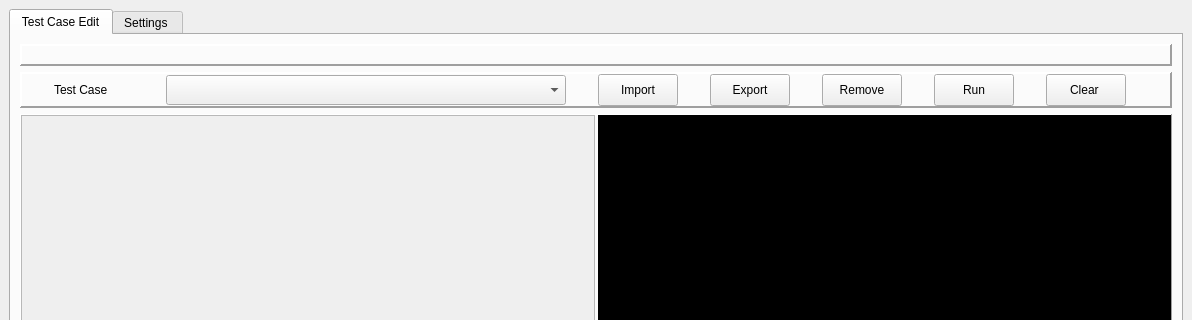
Before: the Qt Designer form UI/main.ui in thanggtrann12/AutomationGui, drawn with Qt 5; both pictures show x 0 to 1192 and y 0 to 320 of the 1192 by 768 pixel window.
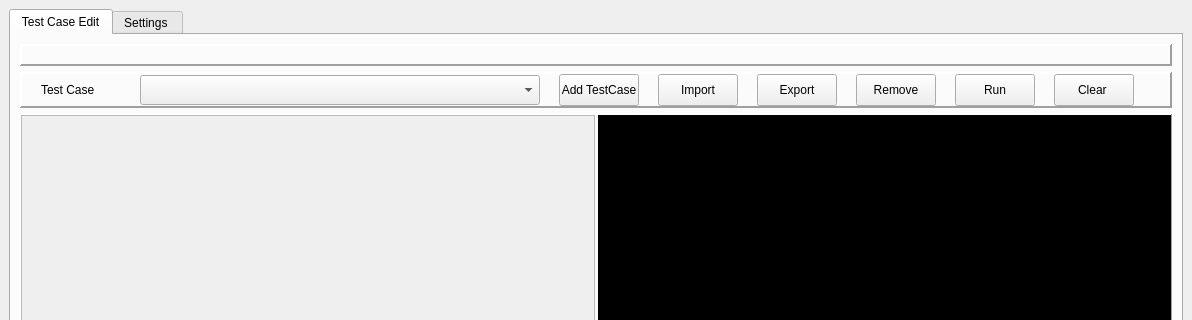
After: the same form once the commit is applied.

Commit message: Add multiple test case

The edit to the form file:
```diff
--- a/UI/main.ui
+++ b/UI/main.ui
@@ -57,64 +57,7 @@
              <property name="spacing">
               <number>0</number>
              </property>
-             <item row="0" column="2">
-              <widget class="QPushButton" name="import_btn">
-               <property name="minimumSize">
-                <size>
-                 <width>80</width>
-                 <height>32</height>
-                </size>
-               </property>
-               <property name="maximumSize">
-                <size>
-                 <width>80</width>
-                 <height>32</height>
-                </size>
-               </property>
-               <property name="text">
-                <string>Import</string>
-               </property>
-              </widget>
-             </item>
-             <item row="0" column="0">
-              <widget class="QLabel" name="label_2">
-               <property name="minimumSize">
-                <size>
-                 <width>80</width>
-                 <height>32</height>
-                </size>
-               </property>
-               <property name="maximumSize">
-                <size>
-                 <width>80</width>
-                 <height>32</height>
-                </size>
-               </property>
-               <property name="text">
-                <string>Test Case</string>
-               </property>
-              </widget>
-             </item>
              <item row="0" column="6">
-              <widget class="QPushButton" name="clear_btn">
-               <property name="minimumSize">
-                <size>
-                 <width>80</width>
-                 <height>32</height>
-                </size>
-               </property>
-               <property name="maximumSize">
-                <size>
-                 <width>80</width>
-                 <height>32</height>
-                </size>
-               </property>
-               <property name="text">
-                <string>Clear </string>
-               </property>
-              </widget>
-             </item>
-             <item row="0" column="5">
               <widget class="QPushButton" name="run_btn">
                <property name="minimumSize">
                 <size>
@@ -133,25 +76,6 @@
                </property>
               </widget>
              </item>
-             <item row="0" column="3">
-              <widget class="QPushButton" name="export_btn">
-               <property name="minimumSize">
-                <size>
-                 <width>80</width>
-                 <height>32</height>
-                </size>
-               </property>
-               <property name="maximumSize">
-                <size>
-                 <width>80</width>
-                 <height>32</height>
-                </size>
-               </property>
-               <property name="text">
-                <string>Export</string>
-               </property>
-              </widget>
-             </item>
              <item row="0" column="1">
               <widget class="QComboBox" name="testcase_list">
                <property name="sizePolicy">
@@ -174,7 +98,96 @@
                </property>
               </widget>
              </item>
+             <item row="0" column="0">
+              <widget class="QLabel" name="label_2">
+               <property name="minimumSize">
+                <size>
+                 <width>80</width>
+                 <height>32</height>
+                </size>
+               </property>
+               <property name="maximumSize">
+                <size>
+                 <width>80</width>
+                 <height>32</height>
+                </size>
+               </property>
+               <property name="text">
+                <string>Test Case</string>
+               </property>
+              </widget>
+             </item>
+             <item row="0" column="7">
+              <widget class="QPushButton" name="clear_btn">
+               <property name="minimumSize">
+                <size>
+                 <width>80</width>
+                 <height>32</height>
+                </size>
+               </property>
+               <property name="maximumSize">
+                <size>
+                 <width>80</width>
+                 <height>32</height>
+                </size>
+               </property>
+               <property name="text">
+                <string>Clear </string>
+               </property>
+              </widget>
+             </item>
              <item row="0" column="4">
+              <widget class="QPushButton" name="export_btn">
+               <property name="minimumSize">
+                <size>
+                 <width>80</width>
+                 <height>32</height>
+                </size>
+               </property>
+               <property name="maximumSize">
+                <size>
+                 <width>80</width>
+                 <height>32</height>
+                </size>
+               </property>
+               <property name="text">
+                <string>Export</string>
+               </property>
+              </widget>
+             </item>
+             <item row="0" column="2">
+              <widget class="QPushButton" name="add_test_case_btn">
+               <property name="maximumSize">
+                <size>
+                 <width>80</width>
+                 <height>32</height>
+                </size>
+               </property>
+               <property name="text">
+                <string>Add TestCase</string>
+               </property>
+              </widget>
+             </item>
+             <item row="0" column="3">
+              <widget class="QPushButton" name="import_btn">
+               <property name="minimumSize">
+                <size>
+                 <width>80</width>
+                 <height>32</height>
+                </size>
+               </property>
+               <property name="maximumSize">
+                <size>
+                 <width>80</width>
+                 <height>32</height>
+                </size>
+               </property>
+               <property name="text">
+                <string>Import</string>
+               </property>
+              </widget>
+             </item>
+             <item row="0" column="5">
               <widget class="QPushButton" name="remove_btn">
                <property name="minimumSize">
                 <size>
```
The commit also changes 6 other files.
